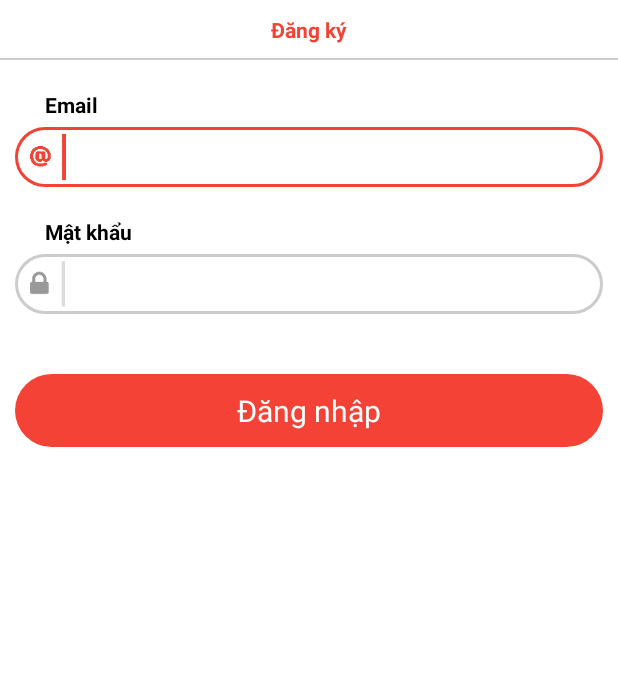
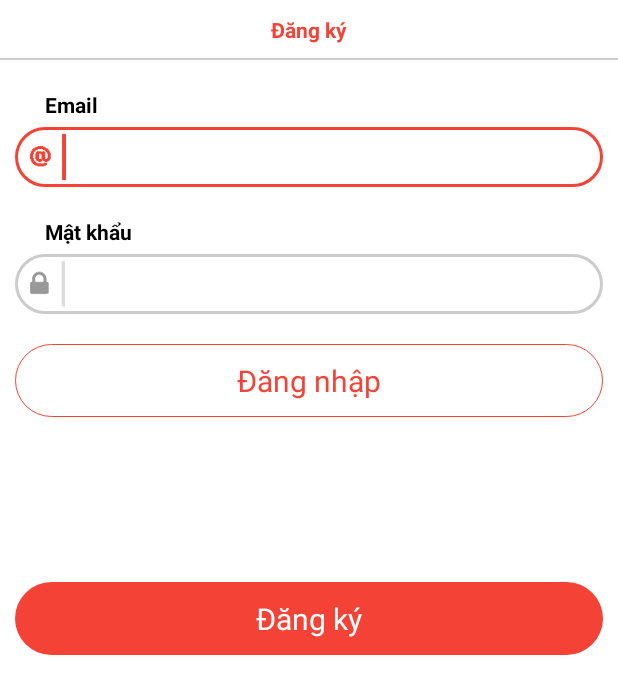
Before and after one commit to at-ynguyen/BloodDonation, an Android app: the layout activity_login.xml on its own in the app's theme, with its tools: preview values and no code run, on a phone screen of 412 x 824 dp. Shown: the top 694 px of the screen. Run offline under Robolectric (Android 15) with nearby library versions, the phone set to English and light mode, and no system bars.

```diff
--- a/app/src/main/java/com/project/ync/blooddonation/ui/wellcome/LoginActivity.java
+++ b/app/src/main/java/com/project/ync/blooddonation/ui/wellcome/LoginActivity.java
@@ -66,4 +66,9 @@ public class LoginActivity extends BaseActivity {
         });
 
     }
+
+    @Click(R.id.btnRegister)
+    void onRegisterClick() {
+        RegisterActivity_.intent(LoginActivity.this).start();
+    }
 }
--- a/app/src/main/res/layout/activity_initial.xml
+++ b/app/src/main/res/layout/activity_initial.xml
@@ -25,7 +25,7 @@
         android:id="@+id/btnLogin"
         android:layout_width="match_parent"
         android:layout_height="wrap_content"
-        android:layout_marginBottom="40dp"
+        android:layout_marginBottom="70dp"
         android:layout_marginTop="20dp"
         android:text="Đăng nhập"
         app:btn_borderColor="@color/colorPrimary"
--- a/app/src/main/res/layout/activity_login.xml
+++ b/app/src/main/res/layout/activity_login.xml
@@ -72,10 +72,24 @@
                 android:id="@+id/btnLogin"
                 android:layout_width="match_parent"
                 android:layout_height="wrap_content"
+                android:layout_marginBottom="70dp"
+                android:layout_marginLeft="10dp"
+                android:layout_marginRight="10dp"
+                android:layout_marginTop="20dp"
+                android:text="Đăng nhập"
+                app:btn_borderColor="@color/colorPrimary"
+                app:btn_borderWidth="1dp"
+                app:btn_defaultColor="@android:color/white"
+                app:btn_textColor="@color/colorPrimary" />
+
+            <com.project.ync.blooddonation.widget.CustomButton
+                android:id="@+id/btnRegister"
+                android:layout_width="match_parent"
+                android:layout_height="wrap_content"
                 android:layout_marginLeft="10dp"
                 android:layout_marginRight="10dp"
                 android:layout_marginTop="40dp"
-                android:text="Đăng nhập"
+                android:text="Đăng ký"
                 app:btn_defaultColor="@color/colorPrimary" />
         </LinearLayout>
     </ScrollView>
--- a/app/src/main/res/values/strings_host.xml
+++ b/app/src/main/res/values/strings_host.xml
@@ -3,5 +3,5 @@
     <!--
      <string name="url_host">http://10.168.61.80:8080</string>
    -->
-    <string name="url_host">http://172.16.222.69:8080</string>
+    <string name="url_host">http://172.16.222.61:8080</string>
 </resources>
```
Also changed, not shown: app/src/main/java/com/project/ync/blooddonation/ui/event/EventFragment.java (+24 -0 lines), app/src/main/java/com/project/ync/blooddonation/ui/event/FindBloodFragment.java (+24 -0 lines), app/src/main/res/layout/fragment_event.xml (+9 -3 lines).
